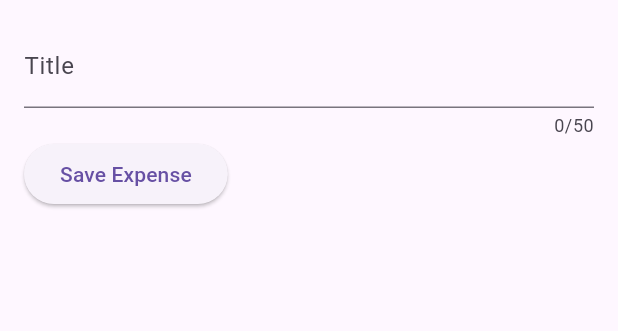
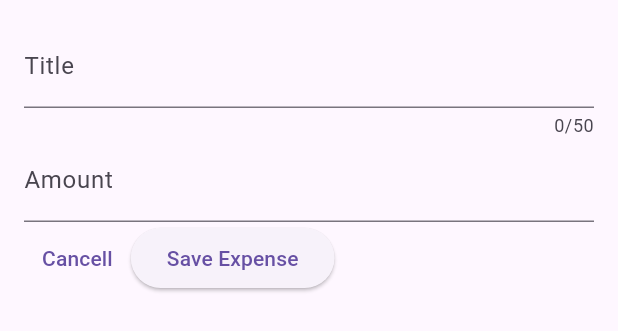
Before and after one commit to Shamimkhan1406/Expense-Tracker-App, a Flutter app: the NewExpense widget shown alone on an empty page, opened directly, after a tap on "Save Expense", on a phone screen of 412 x 824 dp. Shown: the top 331 px of the screen. Run offline on Flutter 3.47's test engine with Material 3 defaults, Android fonts, the phone set to English and light mode, and no system bars.

Commit message:
added textfield and buttons in new expense overlay

```diff
--- a/lib/widgets/new_expense.dart
+++ b/lib/widgets/new_expense.dart
@@ -8,10 +8,18 @@ class NewExpense extends StatefulWidget {
 }
 
 class _NewExpenseState extends State<NewExpense> {
-  var _enteredTitle = '';
-  void _saveTitleInput(String inputValue){
-    _enteredTitle = inputValue;
+  final _titleController = TextEditingController();
+  final _amountController = TextEditingController();
+  @override
+  void dispose() {
+    _titleController.dispose();
+    _amountController.dispose();
+    super.dispose();
   }
+  // var _enteredTitle = '';
+  // void _saveTitleInput(String inputValue){
+  //   _enteredTitle = inputValue;
+  // }
   @override
   Widget build(BuildContext context) {
     return Padding(
@@ -19,22 +27,36 @@ class _NewExpenseState extends State<NewExpense> {
       child: Column(
         children: [
           TextField(
-            onChanged: _saveTitleInput,
+            controller: _titleController,
+            //onChanged: _saveTitleInput,
             maxLength: 50,
             decoration: const InputDecoration(
               labelText: 'Title',
             ),
           ),
+          TextField(
+            controller: _amountController,
+            //onChanged: _saveTitleInput,
+            keyboardType: TextInputType.number,
+            decoration: const InputDecoration(
+              prefix: Text('\$ '),
+              labelText: 'Amount',
+            ),
+          ),
           Row(
             children: [
+              TextButton(onPressed: (){},
+                child: const Text('Cancell'),
+              ),
               ElevatedButton(onPressed: ()
                 {
-                  print(_enteredTitle);
+                  print(_titleController.text);
+                  print(_amountController.text);
                 },
-                child: const Text('Save Expense')
+                child: const Text('Save Expense'),
               ),
             ],
-          )
+          ),
         ],
       ),
     );
```
